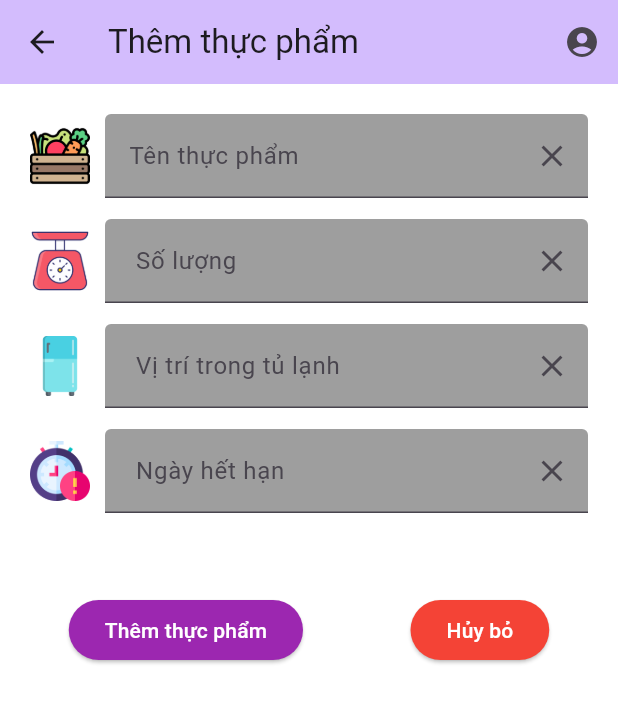
After one commit to anhLeQuoc12/BTL-Phat-trien-ung-dung-da-nen-tang-Nhom-10, a Flutter app: the AddProduct screen opened directly, on a phone screen of 412 x 824 dp. The commit adds this screen. Shown: the top 703 px of the screen. Run offline on Flutter 3.47's test engine with Material 3 defaults, Android fonts, the phone set to English and light mode, and no system bars; our stand-ins replace shared_preferences; accounts and stored records are empty.

Commit message:
add fridge screen (not finished yet)

```diff
--- /dev/null
+++ b/frontend_flutter_app/lib/ui/fridge/addProduct.dart
@@ -0,0 +1,119 @@
+import 'package:flutter/material.dart';
+import 'package:flutter/widgets.dart';
+import 'package:frontend_flutter_app/ui/app-bar.dart';
+
+class AddProduct extends StatefulWidget {
+  const AddProduct({super.key});
+
+  @override
+  State<AddProduct> createState() => _AddProductState();
+}
+
+class _AddProductState extends State<AddProduct> {
+  @override
+  Widget build(BuildContext context) {
+    return Scaffold(
+      appBar: MyAppBar(title: "Thêm thực phẩm"),
+      body: Container(
+        padding: const EdgeInsets.symmetric(horizontal: 10, vertical: 20),
+        color: Colors.white,
+        child: Column(
+          children: [
+            item(
+                "Tên thực phẩm",
+                "Tên thực phẩm",
+                "Tên thức phẩm không được bỏ trống",
+                "assets/fridge-img/food-icon.png",
+                TextEditingController()),
+            const SizedBox(
+              height: 10,
+            ),
+            item(" Số lượng", " Số lượng", " Số lượng không được bỏ trống",
+                "assets/fridge-img/quantity.png", TextEditingController()),
+            const SizedBox(
+              height: 10,
+            ),
+            item(
+                " Vị trí trong tủ lạnh",
+                " Vị trí trong tủ lạnh",
+                " Vị trí trong tủ lạnh không được bỏ trống",
+                "assets/fridge.png",
+                TextEditingController()),
+            const SizedBox(
+              height: 10,
+            ),
+            item(
+                " Ngày hết hạn",
+                " Ngày hết hạn",
+                " Ngày hết hạn không được bỏ trống",
+                "assets/fridge-img/expired.png",
+                TextEditingController()),
+            const SizedBox(
+              height: 50,
+            ),
+            Row(
+              mainAxisAlignment: MainAxisAlignment.spaceAround,
+              children: [
+              ElevatedButton(
+                  onPressed: () {},
+                  style: ElevatedButton.styleFrom(
+                    backgroundColor: Colors.purple,
+                  ),
+                  child: const Text("Thêm thực phẩm",
+                      style: TextStyle(color: Colors.white))),
+              ElevatedButton(
+                onPressed: () {},
+                style: ElevatedButton.styleFrom(backgroundColor: Colors.red),
+                child:
+                    const Text("Hủy bỏ", style: TextStyle(color: Colors.white)),
+              )
+            ])
+          ],
+        ),
+      ),
+    );
+  }
+
+  Widget item(String label, String hintText, String validate, String image,
+      TextEditingController controller) {
+    return Padding(
+      padding: const EdgeInsets.fromLTRB(10, 0, 10, 4),
+      child: Row(
+        children: [
+          Image(
+            image: AssetImage(image),
+            width: 40,
+            height: 40,
+          ),
+          const SizedBox(
+            width: 10,
+          ),
+          Expanded(
+            child: TextFormField(
+              decoration: InputDecoration(
+                  hintText: hintText,
+                  labelText: label,
+                  fillColor: Colors.grey,
+                  filled: true,
+                  suffixIcon: GestureDetector(
+                    onTap: () {
+                      controller.clear();
+                    },
+                    child: Icon(
+                      Icons.clear_outlined,
+                    ),
+                  )),
+              controller: controller,
+              validator: (String? value) {
+                if (value == null || value.isEmpty) {
+                  return validate;
+                }
+                return null;
+              },
+            ),
+          ),
+        ],
+      ),
+    );
+  }
+}
--- a/frontend_flutter_app/pubspec.yaml
+++ b/frontend_flutter_app/pubspec.yaml
@@ -63,6 +63,7 @@ flutter:
     - assets/recipe.png
     - assets/search.png
     - assets/pie-chart.png
+    - assets/fridge-img/
 
   # The following line ensures that the Material Icons font is
   # included with your application, so that you can use the icons in
```
Also changed, not shown: frontend_flutter_app/lib/ui/fridge/fridge.dart (+4 -7 lines), frontend_flutter_app/lib/ui/fridge/fridgeTab.dart (added, +430 -0 lines), frontend_flutter_app/lib/ui/fridge/productDetail.dart (added, +119 -0 lines), frontend_flutter_app/assets/fridge-img/expired.png (added), frontend_flutter_app/assets/fridge-img/food-icon.png (added), frontend_flutter_app/assets/fridge-img/in-fridge.png (added), frontend_flutter_app/assets/fridge-img/quantity.png (added), frontend_flutter_app/assets/fridge-img/used.png (added).
